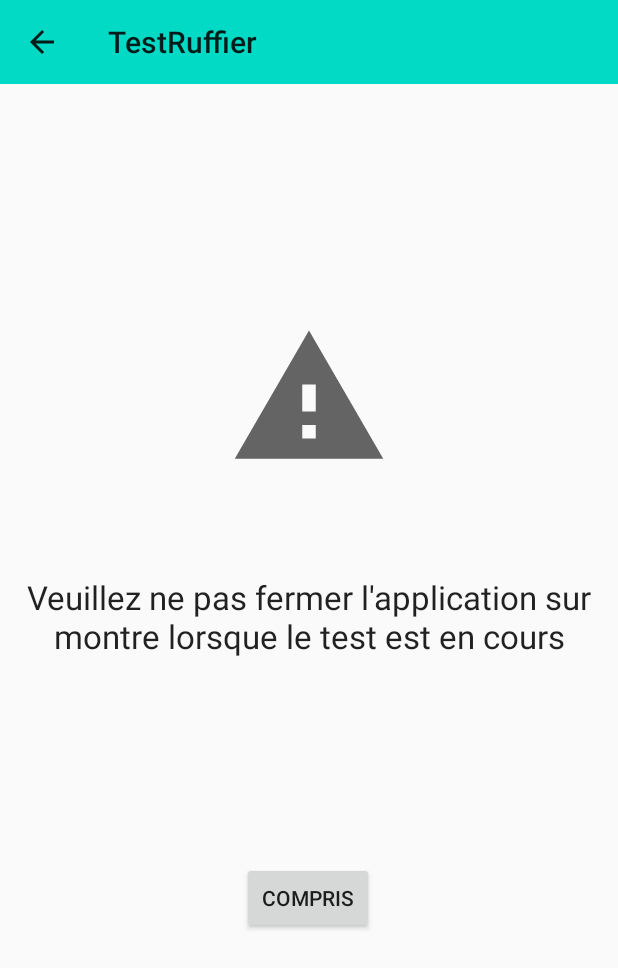
After one commit to DavidoSnake/TestRuffier, an Android app: the MobileAlertInfoActivity screen opened directly, with no data from a screen before it, on a phone screen of 412 x 824 dp. The commit adds this screen. Shown: the top 968 px of the screen. Run offline under Robolectric (Android 15) with nearby library versions, the phone set to English and light mode, and no system bars.

Commit message:
Handling of the test interruption by user on both devices

```diff
--- a/common/src/main/java/com/example/common/Constants.java
+++ b/common/src/main/java/com/example/common/Constants.java
@@ -18,6 +18,8 @@ public class Constants {
     public static final String REDIRECT_WEAR_PATH = "/redirect_wear";
     public static final String DEVICES_SYNC_PATH = "/sync";
     public static final String STOP_MEASURE_PATH = "/stop";
+    public static final String MOBILE_QUIT_APP_PATH = "/mobile_quit";
+    public static final String WEAR_QUIT_APP_PATH = "/wear_quit";
 
     // measures
     public static final String DEVICES_SYNC = "com.example.common.DEVICES_SYNC";
@@ -25,6 +27,7 @@ public class Constants {
     public static final String HEART_MEASURE_2 = "com.example.common.HEART_MEASURE_2";
     public static final String HEART_MEASURE_3 = "com.example.common.HEART_MEASURE_3";
     public static final String STOP_MEASURE = "com.example.common.STOP_MEASURE";
+    public static final String QUIT_APP = "com.example.common.QUIT_APP";
 
     // duration of all heartrate measures (in milisec)
     public static final int MEASURE_DURATION = 10 * 1000;
--- /dev/null
+++ b/mobile/src/main/java/com/example/ruffier/MobileAlertInfoActivity.java
@@ -0,0 +1,53 @@
+package com.example.ruffier;
+
+import androidx.annotation.NonNull;
+import androidx.appcompat.app.AppCompatActivity;
+import androidx.appcompat.widget.Toolbar;
+
+import android.os.Bundle;
+import android.view.Menu;
+import android.view.MenuItem;
+import android.view.View;
+import android.widget.Button;
+
+import com.example.testruffier.R;
+
+public class MobileAlertInfoActivity extends AppCompatActivity implements View.OnClickListener {
+
+    Button btnClose;
+
+    @Override
+    protected void onCreate(Bundle savedInstanceState) {
+        super.onCreate(savedInstanceState);
+        setContentView(R.layout.activity_mobile_alert_info);
+
+        btnClose = findViewById(R.id.button_close);
+        btnClose.setOnClickListener(this);
+
+        // toolbar with back arrow
+        Toolbar tb = findViewById(R.id.info_box_toolbar);
+        setSupportActionBar(tb);
+        if (getSupportActionBar() != null){
+            getSupportActionBar().setDisplayHomeAsUpEnabled(true);
+            getSupportActionBar().setDisplayShowHomeEnabled(true);
+        }
+    }
+
+    @Override
+    public void onClick(View view) {
+        finish();
+    }
+
+    @Override
+    public boolean onCreateOptionsMenu(Menu menu) {
+        getMenuInflater().inflate(R.menu.no_item_view, menu);
+        return super.onCreateOptionsMenu(menu);
+    }
+
+    // back arrow action
+    @Override
+    public boolean onOptionsItemSelected(@NonNull MenuItem item) {
+        finish();
+        return super.onOptionsItemSelected(item);
+    }
+}
--- a/mobile/src/main/java/com/example/ruffier/ViewPatientActivity.java
+++ b/mobile/src/main/java/com/example/ruffier/ViewPatientActivity.java
@@ -49,8 +49,6 @@ public class ViewPatientActivity extends AppCompatActivity {
     private TextView color_id;
     private String TAG = "ViewPatientActivity";
     private boolean doNeedRefresh = true;
-
-    //todo: test if data refresh is needed
 
     @Override
     protected void onCreate(@Nullable Bundle savedInstanceState) {
--- /dev/null
+++ b/mobile/src/main/res/layout/activity_mobile_alert_info.xml
@@ -0,0 +1,60 @@
+<?xml version="1.0" encoding="utf-8"?>
+<androidx.constraintlayout.widget.ConstraintLayout xmlns:android="http://schemas.android.com/apk/res/android"
+    xmlns:app="http://schemas.android.com/apk/res-auto"
+    xmlns:tools="http://schemas.android.com/tools"
+    android:layout_width="match_parent"
+    android:layout_height="match_parent"
+    tools:context="com.example.ruffier.MobileAlertInfoActivity">
+
+    <ImageView
+        android:id="@+id/imageView6"
+        android:layout_width="0dp"
+        android:layout_height="108dp"
+        android:layout_marginBottom="64dp"
+        android:src="?android:attr/alertDialogIcon"
+        app:layout_constraintBottom_toTopOf="@+id/textView11"
+        app:layout_constraintEnd_toEndOf="parent"
+        app:layout_constraintHorizontal_bias="0.0"
+        app:layout_constraintStart_toStartOf="parent"
+        app:layout_constraintTop_toBottomOf="@+id/info_box_toolbar"
+        app:layout_constraintVertical_bias="1.0" />
+
+    <TextView
+        android:id="@+id/textView11"
+        android:layout_width="wrap_content"
+        android:layout_height="wrap_content"
+        android:text="Veuillez ne pas fermer l'application sur montre lorsque le test est en cours"
+        android:textAlignment="center"
+        android:textAppearance="@style/TextAppearance.AppCompat.Large"
+        app:layout_constraintBottom_toBottomOf="parent"
+        app:layout_constraintEnd_toEndOf="parent"
+        app:layout_constraintHorizontal_bias="0.0"
+        app:layout_constraintStart_toStartOf="parent"
+        app:layout_constraintTop_toTopOf="parent"
+        app:layout_constraintVertical_bias="0.499" />
+
+    <Button
+        android:id="@+id/button_close"
+        android:layout_width="wrap_content"
+        android:layout_height="wrap_content"
+        android:layout_marginTop="32dp"
+        android:text="compris"
+        app:layout_constraintBottom_toBottomOf="parent"
+        app:layout_constraintEnd_toEndOf="parent"
+        app:layout_constraintHorizontal_bias="0.498"
+        app:layout_constraintStart_toStartOf="parent"
+        app:layout_constraintTop_toBottomOf="@+id/textView11"
+        app:layout_constraintVertical_bias="0.341" />
+
+    <androidx.appcompat.widget.Toolbar
+        android:id="@+id/info_box_toolbar"
+        android:layout_width="match_parent"
+        android:layout_height="wrap_content"
+        android:background="@color/colorAccent"
+        android:minHeight="?attr/actionBarSize"
+        android:theme="?attr/actionBarTheme"
+        app:layout_constraintEnd_toEndOf="parent"
+        app:layout_constraintStart_toStartOf="parent"
+        app:layout_constraintTop_toTopOf="parent" />
+
+</androidx.constraintlayout.widget.ConstraintLayout>
--- a/wear/build.gradle
+++ b/wear/build.gradle
@@ -28,6 +28,8 @@ dependencies {
     implementation 'androidx.legacy:legacy-support-v4:1.0.0'
     implementation 'androidx.recyclerview:recyclerview:1.1.0'
     implementation 'androidx.wear:wear:1.0.0'
+    implementation 'androidx.appcompat:appcompat:1.2.0'
+    implementation 'androidx.constraintlayout:constraintlayout:1.1.3'
     compileOnly 'com.google.android.wearable:wearable:2.6.0'
     implementation project(path: ':common')
 }
--- a/wear/src/main/res/values/strings.xml
+++ b/wear/src/main/res/values/strings.xml
@@ -1,5 +1,5 @@
 <resources>
-    <string name="app_name">TestRuffier</string>
+    <bool name="isFragmentOpen">false</bool>
     <!--
     This string is used for square devices and overridden by hello_world in
     values-round/strings.xml for round devices.
@@ -9,6 +9,6 @@
     <!--custom-->
     <string name="key_count_value">key_count_value</string>
     <string name="RATE_COUNT_VALUE">42</string>
-    <bool name="isFragmentOpen">false</bool>
+    <string name="app_name">TestRuffier</string>
 
 </resources>
```
Also changed, not shown: mobile/src/main/AndroidManifest.xml (+7 -3 lines), mobile/src/main/java/com/example/ruffier/SyncAsyncTasksMobileRunningTest.java (+10 -3 lines), mobile/src/main/java/com/example/ruffier/WaitFragment.java (+45 -3 lines), mobile/src/main/res/layout/fragment_wait.xml (+10 -0 lines), wear/src/main/AndroidManifest.xml (+16 -13 lines), wear/src/main/java/com/example/ruffier/HeartRateActivity.java (+59 -20 lines), wear/src/main/java/com/example/ruffier/MainActivityWear.java (+23 -3 lines), wear/src/main/java/com/example/ruffier/SyncAsyncTaskWearRunningTest.java (+14 -4 lines), wear/src/main/java/com/example/ruffier/WearAlertInfoActivity.java (added, +35 -0 lines), wear/src/main/java/com/example/ruffier/WearHeartRateService.java (+8 -1 lines), wear/src/main/res/layout/activity_confirmation.xml (added, +36 -0 lines).
